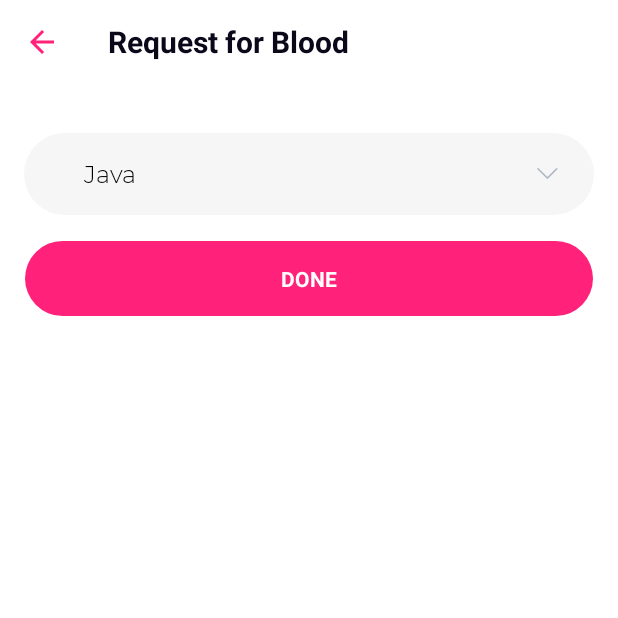
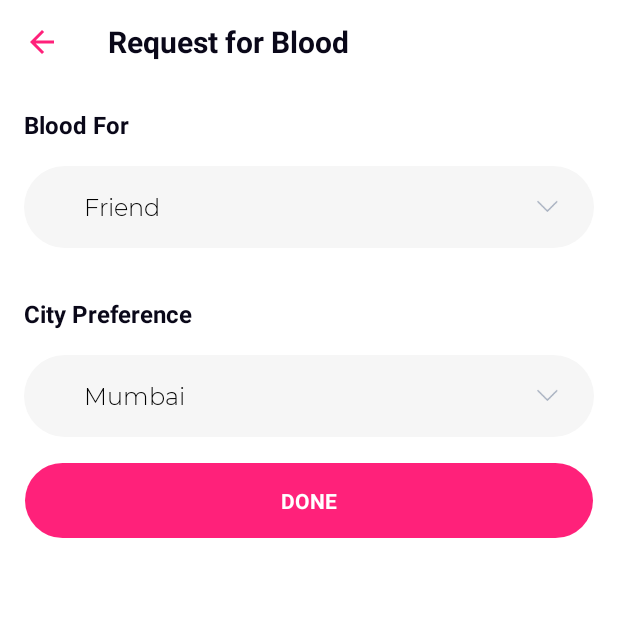
Before and after one commit to Animesh-Barai/be_a_hero, an Android app: the ActivityRequestBlood screen opened directly, with no data from a screen before it, on a phone screen of 412 x 824 dp, the top half of it. Run offline under Robolectric (Android 15) with nearby library versions, the phone set to English and light mode, and no system bars; our stand-ins replace data binding.

Commit message:
request for blood screen started adding spinners

```diff
--- a/app/src/main/java/com/be_a_hero/app/activities/ActivityRequestBlood.java
+++ b/app/src/main/java/com/be_a_hero/app/activities/ActivityRequestBlood.java
@@ -25,6 +25,10 @@ public class ActivityRequestBlood extends BaseActivity {
 
     ActivityRequestBloodBinding binding;
 
+    String[] persons = {"Friend", "Family", "Relative", "Patient", "Work Colleague", "Anonymous"};
+
+    String[] cities = {"Mumbai", "Bengaluru", "Chennai", "Kolkata", "New Delhi", "Sorat"};
+
     private View parent_view;
 
     public static void start(Context context) {
@@ -43,17 +47,31 @@ public class ActivityRequestBlood extends BaseActivity {
         initToolbar(binding.toolbar,true);
         setToolbarTitle(null);
 
-        String[] data = {"Java", "Python", "C++", "C#", "Angular", "Go"};
+        // requesting for spinner
+        ArrayAdapter personsAdapter = new ArrayAdapter<>(this, R.layout.support_simple_spinner_dropdown_item, persons);
+        personsAdapter.setDropDownViewResource(R.layout.spinner_dropdown_item);
 
-        ArrayAdapter adapter = new ArrayAdapter<String>(this, R.layout.support_simple_spinner_dropdown_item, data);
-        adapter.setDropDownViewResource(R.layout.spinner_dropdown_item);
-
-        Spinner spinner = findViewById(R.id.spinner);
-        spinner.setAdapter(adapter);
-        spinner.setOnItemSelectedListener(new AdapterView.OnItemSelectedListener() {
+        binding.requestForSpinner.setAdapter(personsAdapter);
+        binding.requestForSpinner.setOnItemSelectedListener(new AdapterView.OnItemSelectedListener() {
             @Override
             public void onItemSelected(AdapterView<?> parent, View view, int position, long id) {
                 Toast.makeText(activityContext,parent.getItemAtPosition(position).toString(), Toast.LENGTH_LONG).show();
+            }
+
+            @Override
+            public void onNothingSelected(AdapterView<?> parent) {
+
+            }
+        });
+
+        // cities spinner
+        ArrayAdapter citiesAdapter = new ArrayAdapter<>(this, R.layout.support_simple_spinner_dropdown_item, cities);
+        citiesAdapter.setDropDownViewResource(R.layout.spinner_dropdown_item);
+        binding.citySpinner.setAdapter(citiesAdapter);
+        binding.citySpinner.setOnItemSelectedListener(new AdapterView.OnItemSelectedListener() {
+            @Override
+            public void onItemSelected(AdapterView<?> parent, View view, int position, long id) {
+                Toast.makeText(activityContext,"City "+parent.getItemAtPosition(position).toString(), Toast.LENGTH_LONG).show();
             }
 
             @Override
--- /dev/null
+++ b/app/src/main/res/drawable/spinner_anim.xml
@@ -0,0 +1,27 @@
+<?xml version="1.0" encoding="utf-8"?>
+<selector xmlns:android="http://schemas.android.com/apk/res/android">
+    <item android:state_pressed="true">
+        <set>
+            <objectAnimator
+                android:duration="@android:integer/config_mediumAnimTime"
+                android:propertyName="translationZ"
+                android:valueTo="5dp" />
+        </set>
+    </item>
+    <item android:state_selected="true">
+        <set>
+            <objectAnimator
+                android:duration="@android:integer/config_shortAnimTime"
+                android:propertyName="translationZ"
+                android:valueTo="5dp" />
+        </set>
+    </item>
+    <item>
+        <set>
+            <objectAnimator
+                android:duration="@android:integer/config_shortAnimTime"
+                android:propertyName="translationZ"
+                android:valueTo="0dp" />
+        </set>
+    </item>
+</selector>
--- a/app/src/main/res/layout/activity_register_donor.xml
+++ b/app/src/main/res/layout/activity_register_donor.xml
@@ -177,9 +177,8 @@
                     android:textStyle="bold"
                     android:text="Select Blood Group"
                     android:textColor="@color/be_hero_dark"
-                    android:paddingTop="@dimen/spacing_large"
                     app:fontFamily="@fonts/montserrat_regular"
-                    android:layout_marginTop="@dimen/spacing_large" />
+                    android:layout_marginTop="@dimen/spacing_xlarge" />
 
                 <!--Blood Group Radio Buttons-->
                 <RelativeLayout
--- a/app/src/main/res/layout/activity_request_blood.xml
+++ b/app/src/main/res/layout/activity_request_blood.xml
@@ -2,7 +2,7 @@
 <layout xmlns:android="http://schemas.android.com/apk/res/android"
     xmlns:tools="http://schemas.android.com/tools"
     xmlns:app="http://schemas.android.com/apk/res-auto"
-    tools:ignore="MissingPrefix,UselessLeaf,Autofill,UselessParent,LabelFor,InefficientWeight,RtlSymmetry,SmallSp,UseCompoundDrawables,HardcodedText,RtlHardcoded,ObsoleteLayoutParam,NestedWeights,ContentDescription">
+    tools:ignore="MissingPrefix,PrivateResource,UnusedAttribute,UselessLeaf,Autofill,UselessParent,LabelFor,InefficientWeight,RtlSymmetry,SmallSp,UseCompoundDrawables,HardcodedText,RtlHardcoded,ObsoleteLayoutParam,NestedWeights,ContentDescription">
 
     <RelativeLayout
         android:layout_width="match_parent"
@@ -42,8 +42,17 @@
                 android:orientation="vertical"
                 android:padding="@dimen/spacing_large">
 
+                <TextView
+                    android:layout_width="match_parent"
+                    android:layout_height="wrap_content"
+                    android:text="Blood For"
+                    android:textSize="16sp"
+                    android:textStyle="bold"
+                    android:textColor="@color/be_hero_dark"
+                    app:fontFamily="@fonts/montserrat_regular" />
+
                 <Spinner
-                    android:id="@+id/spinner"
+                    android:id="@+id/request_for_spinner"
                     style="@style/Widget.AppCompat.Spinner"
                     android:layout_width="match_parent"
                     android:layout_height="?attr/actionBarSize"
@@ -58,6 +67,36 @@
                     android:popupBackground="@android:color/white"
                     android:layout_marginTop="@dimen/spacing_large"
                     android:background="@drawable/spinner_round_bg"
+                    android:stateListAnimator="@drawable/spinner_anim"
+                    android:dropDownVerticalOffset="?attr/dropdownListPreferredItemHeight" />
+
+                <TextView
+                    android:layout_width="match_parent"
+                    android:layout_height="wrap_content"
+                    android:textSize="16sp"
+                    android:textStyle="bold"
+                    android:text="City Preference"
+                    android:textColor="@color/be_hero_dark"
+                    app:fontFamily="@fonts/montserrat_regular"
+                    android:layout_marginTop="@dimen/spacing_xlarge"/>
+
+                <Spinner
+                    android:id="@+id/city_spinner"
+                    style="@style/Widget.AppCompat.Spinner"
+                    android:layout_width="match_parent"
+                    android:layout_height="?attr/actionBarSize"
+                    android:dropDownWidth="match_parent"
+                    android:minHeight="?attr/actionBarSize"
+                    app:fontFamily="@fonts/montserrat_regular"
+                    android:paddingTop="@dimen/spacing_large"
+                    android:paddingLeft="@dimen/spacing_xlarge"
+                    android:paddingRight="@dimen/spacing_xlarge"
+                    android:paddingBottom="@dimen/spacing_large"
+                    android:textColor="@color/be_hero_dark_grey"
+                    android:popupBackground="@android:color/white"
+                    android:layout_marginTop="@dimen/spacing_large"
+                    android:background="@drawable/spinner_round_bg"
+                    android:stateListAnimator="@drawable/spinner_anim"
                     android:dropDownVerticalOffset="?attr/dropdownListPreferredItemHeight" />
 
                 <!--The Done Button-->
```
